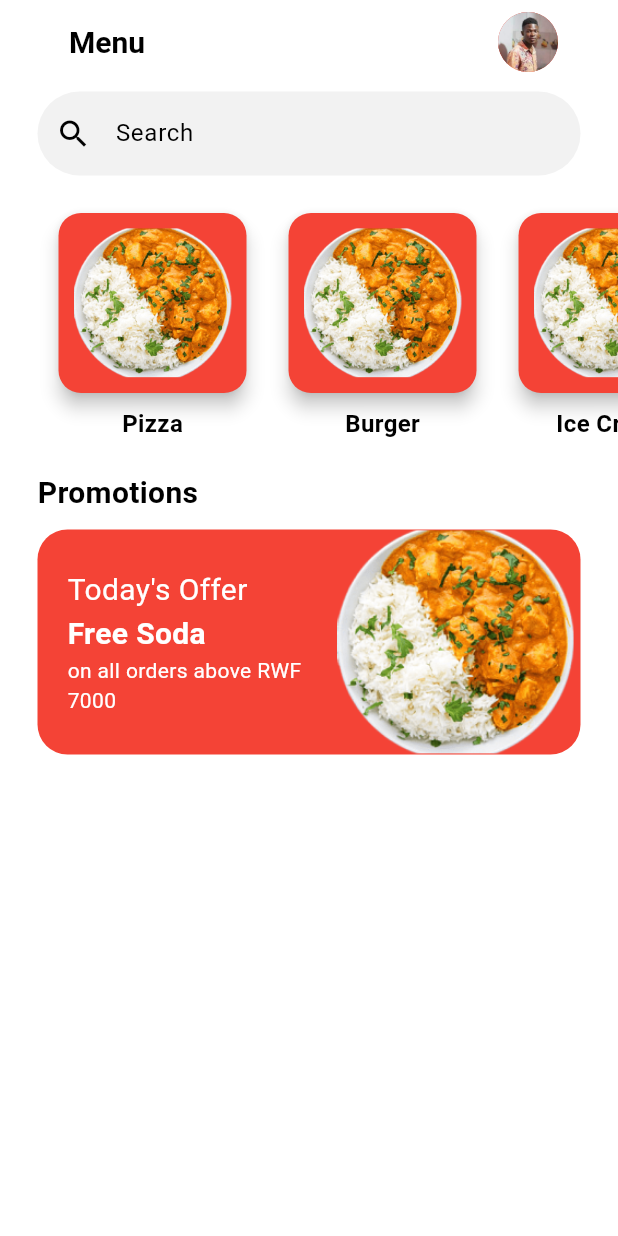
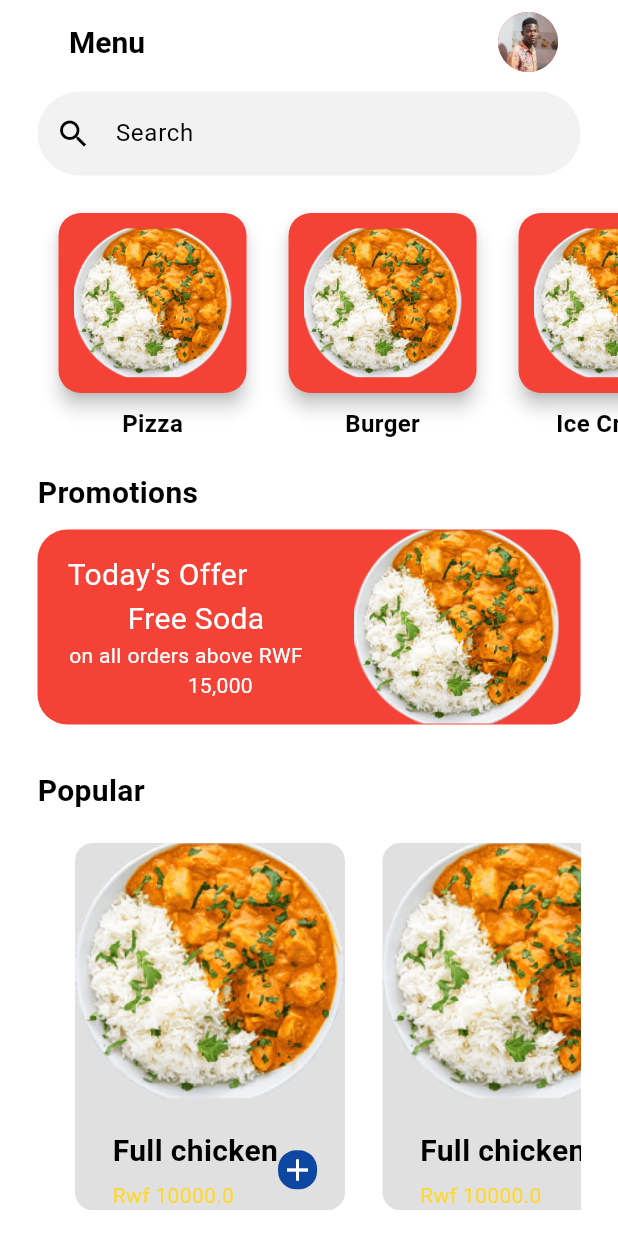
Before and after one commit to longmaker2/mobile-app_group12, a Flutter app: the screen it shows after launch, on a phone screen of 412 x 824 dp. Run offline on Flutter 3.47's test engine with Material 3 defaults, Android fonts, the phone set to English and light mode, and no system bars.

Commit message:
home page

```diff
--- /dev/null
+++ b/flavour_fiesta/lib/components/food_item.dart
@@ -0,0 +1,99 @@
+import 'package:flutter/material.dart';
+
+
+class FoodProduct extends StatelessWidget {
+  final String name;
+  final String imagePath;
+  final double price;
+
+  const FoodProduct({
+    super.key,
+    required this.name,
+    required this.imagePath,
+    required this.price,
+  });
+
+  @override
+  Widget build(BuildContext context) {
+
+    return Container(
+      margin: const EdgeInsets.only(
+        left: 25.0,
+      ),
+      width: 180.0,
+      decoration: BoxDecoration(
+        color: Colors.grey[300],
+        borderRadius: BorderRadius.circular(12.0),
+      ),
+      child: Column(
+        mainAxisAlignment: MainAxisAlignment.spaceBetween,
+        children: [
+          // image of the shoe
+          ClipRRect(
+            borderRadius: BorderRadius.circular(12.0),
+            child: Image.asset(
+              imagePath,
+            ),
+          ),
+
+          const SizedBox(
+            height: 20.0,
+          ),
+
+          Padding(
+            padding: const EdgeInsets.only(left: 25.0, right: 2.0),
+            child: Row(
+              crossAxisAlignment: CrossAxisAlignment.center,
+              children: [
+                Column(
+                  crossAxisAlignment: CrossAxisAlignment.start,
+                  children: [
+                    // shoe name
+                    Text(
+                      name,
+                      style: const TextStyle(
+                        fontWeight: FontWeight.bold,
+                        fontSize: 20.0,
+                      ),
+                    ),
+                    const SizedBox(
+                      height: 5.0,
+                    ),
+                    // shoe price
+                    Text(
+                      "Rwf $price",
+                      style: TextStyle(
+                        color: Colors.yellow[600],
+                      ),
+                    ),
+                  ],
+                ),
+                GestureDetector(
+                  onTap: (){},
+                  child: Container(
+                    padding: const EdgeInsets.all(1.0),
+                    decoration:  BoxDecoration(
+                      color: Colors.blue[900],
+                      borderRadius: const BorderRadius.only(
+                        topLeft: Radius.circular(12.0),
+                        bottomRight: Radius.circular(12.0),
+                        bottomLeft: Radius.circular(12.0),
+                        topRight: Radius.circular(12.0),
+                      ),
+                    ),
+                    child: const Icon(
+                      Icons.add,
+                      color: Colors.white,
+                    ),
+                  ),
+                ),
+              ],
+            ),
+          ),
+
+          // button to add to cart
+        ],
+      ),
+    );
+  }
+}
--- /dev/null
+++ b/flavour_fiesta/lib/models/food.dart
@@ -0,0 +1,14 @@
+class FoodItem {
+  final String name;
+  final String imagePath;
+  final double price;
+  final String description;
+
+  const FoodItem({
+    required this.name,
+    required this.imagePath,
+    required this.price,
+    required this.description,
+
+  });
+}
--- a/flavour_fiesta/lib/screens/app_screens/home_screen.dart
+++ b/flavour_fiesta/lib/screens/app_screens/home_screen.dart
@@ -1,5 +1,7 @@
 import 'package:flavour_fiesta/components/food_categories.dart';
+import 'package:flavour_fiesta/components/food_item.dart';
 import 'package:flavour_fiesta/components/search_bar.dart';
+import 'package:flavour_fiesta/models/food.dart';
 import 'package:flutter/material.dart';
 
 class HomeScreen extends StatefulWidget {
@@ -113,14 +115,14 @@ class _HomeScreenState extends State<HomeScreen> {
                   Container(
                     margin: const EdgeInsets.symmetric(vertical: 10.0),
                     width: double.infinity,
-                      height: 150,
+                    height: 130,
                     decoration: BoxDecoration(
                       color: Colors.red,
                       borderRadius: BorderRadius.circular(20.0),
                     ),
                     child: const Row(
                       crossAxisAlignment: CrossAxisAlignment.center,
-                          mainAxisAlignment: MainAxisAlignment.center,
+                      mainAxisAlignment: MainAxisAlignment.spaceAround,
                       children: [
                         Padding(
                           padding: EdgeInsets.only(left: 20.0),
@@ -136,15 +138,21 @@ class _HomeScreenState extends State<HomeScreen> {
                                   fontWeight: FontWeight.normal,
                                 ),
                               ),
-                                  Text(
+                              Padding(
+                                padding: EdgeInsets.only(left: 40.0),
+                                child: Text(
                                   'Free Soda',
                                   style: TextStyle(
                                     color: Colors.white,
                                     fontSize: 20,
-                                      fontWeight: FontWeight.bold,
+                                    fontWeight: FontWeight.normal,
                                   ),
                                 ),
-                                  Center(
+                              ),
+                              Padding(
+                                padding: EdgeInsets.only(
+                                  left: 1.0,
+                                ),
                                 child: Text(
                                   'on all orders above RWF',
                                   style: TextStyle(
@@ -154,12 +162,15 @@ class _HomeScreenState extends State<HomeScreen> {
                                   ),
                                 ),
                               ),
-                                  Text(
-                                    '7000 ',
+                              Padding(
+                                padding: EdgeInsets.only(left: 80.0),
+                                child: Text(
+                                  '15,000 ',
                                   style: TextStyle(
                                     color: Colors.white,
                                     fontSize: 14,
                                     fontWeight: FontWeight.normal,
+                                  ),
                                 ),
                               ),
                             ],
@@ -171,15 +182,58 @@ class _HomeScreenState extends State<HomeScreen> {
                         Expanded(
                           child: Image(
                             image: AssetImage('images/rice.png'),
-                            )),
-                          ]))
+                          ),
+                        ),
                       ],
                     ),
-            )
+                  ),
+                ],
+              ),
+            ),
 
             // popular
+            const Padding(
+              padding: EdgeInsets.only(
+                left: 25.0,
+                top: 20.0,
+                right: 25.0,
+              ),
+              child: Column(
+                crossAxisAlignment: CrossAxisAlignment.start,
+                children: [
+                  Text(
+                    'Popular',
+                    style: TextStyle(
+                      fontSize: 20,
+                      fontWeight: FontWeight.bold,
 
-            //
+                    ),
+                  ),
+                  SizedBox(
+                    height: 20,
+                  ),
+                  SingleChildScrollView(
+                    scrollDirection: Axis.horizontal,
+                    child: Row(
+                      crossAxisAlignment: CrossAxisAlignment.start,
+                      mainAxisAlignment: MainAxisAlignment.start,
+                      children: [
+                        FoodProduct(
+                          name: 'Full chicken',
+                          imagePath: 'images/rice.png',
+                          price: 10000,
+                        ),
+                        FoodProduct(
+                          name: 'Full chicken',
+                          imagePath: 'images/rice.png',
+                          price: 10000,
+                        ),
+                      ],
+                    ),
+                  ),
+                ],
+              ),
+            ),
           ],
         ),
       ),
```
Lines whose indentation alone changed are shown as unchanged.
